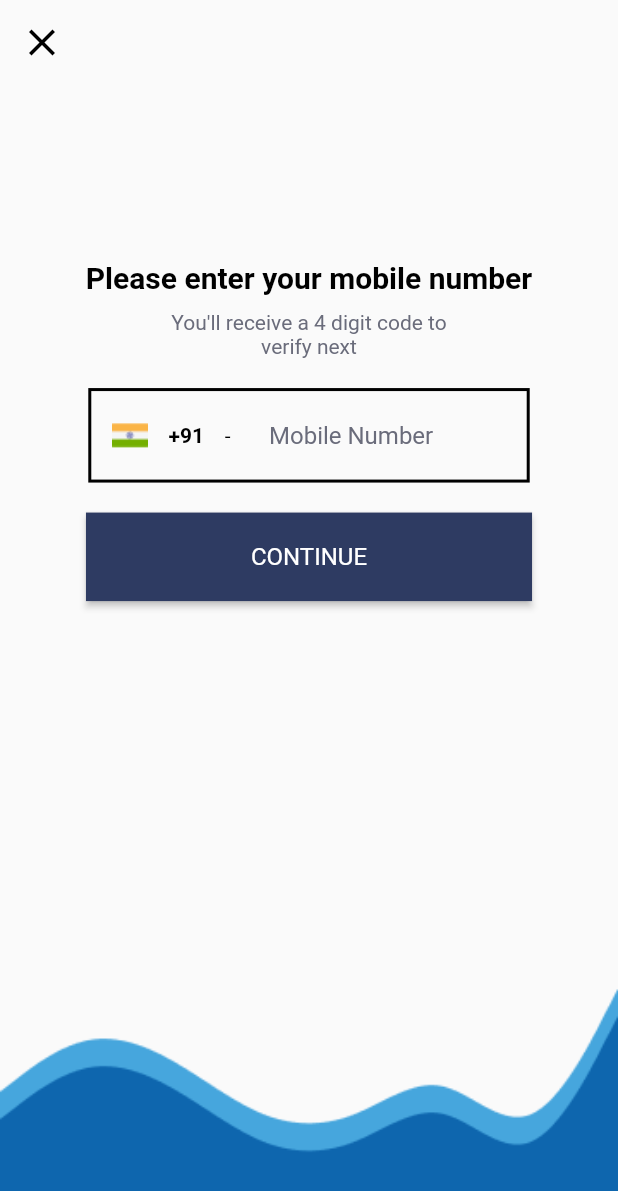
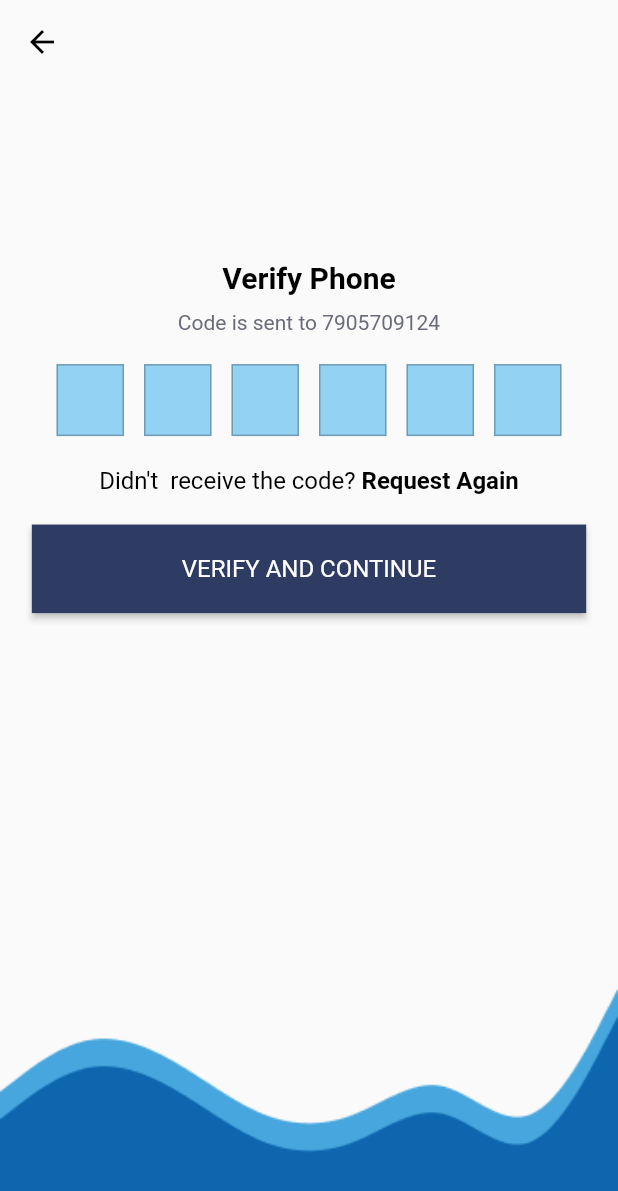
Before and after one commit to SanskarModi22/Liveasy-Assignment, a Flutter app: the screen it shows after launch, on a phone screen of 412 x 824 dp. Shown: the top 1191 px of the screen. Run offline on Flutter 3.47's test engine with Material 2 defaults, Android fonts, the phone set to English and light mode, and no system bars; drawn by our look-alikes of otp_text_field; our stand-ins replace dropdown_button2, google_fonts.

Commit message:
OTP Screen Completed

```diff
--- a/lib/constants/constants.dart
+++ b/lib/constants/constants.dart
@@ -28,4 +28,5 @@ class Constants {
   static const Color black = Color(0xFF000000);
   static const Color grey = Color(0xFF6A6C7B);
   static const Color blue = Color(0xFF2E3B62);
+  static const Color lightBlue = Color(0xFF93D2F3);
 }
--- a/lib/main.dart
+++ b/lib/main.dart
@@ -1,5 +1,6 @@
 import 'package:flutter/material.dart';
 import 'package:liveasy_assignment/views/mobile_screen.dart';
+import 'package:liveasy_assignment/views/otp_screen.dart';
 
 void main() => runApp(const MyApp());
 
@@ -15,7 +16,7 @@ class MyApp extends StatelessWidget {
       theme: ThemeData(
         fontFamily: 'Roboto',
       ),
-      home: const MobileScreen(),
+      home: const OTPScreen(),
     );
   }
 }
--- a/lib/views/otp_screen.dart
+++ b/lib/views/otp_screen.dart
@@ -0,0 +1,150 @@
+import 'package:flutter/material.dart';
+import 'package:otp_text_field/otp_field.dart';
+import 'package:otp_text_field/otp_field_style.dart';
+import 'package:otp_text_field/style.dart';
+
+import '../constants/constants.dart';
+import '../widgets/custom_text.dart';
+
+class OTPScreen extends StatefulWidget {
+  const OTPScreen({super.key});
+
+  @override
+  State<OTPScreen> createState() => _OTPScreenState();
+}
+
+class _OTPScreenState extends State<OTPScreen> {
+  OtpFieldController otpController = OtpFieldController();
+  @override
+  Widget build(BuildContext context) {
+    return Scaffold(
+      appBar: AppBar(
+        leading: BackButton(
+          color: Colors.black,
+          onPressed: () {
+            // Handle back button press
+          },
+        ),
+        elevation: 0,
+        backgroundColor: Colors.transparent,
+      ),
+      body: Column(
+        mainAxisAlignment: MainAxisAlignment.center,
+        children: [
+          SizedBox(
+            height: Constants.screenHeight(context) / 7,
+          ),
+          const Padding(
+            padding: EdgeInsets.only(
+              bottom: 10,
+            ),
+            child: CustomText(
+              text: 'Verify Phone',
+              fontSize: 20,
+              bold: true,
+            ),
+          ),
+          Padding(
+            padding: const EdgeInsets.only(
+              bottom: 20,
+            ),
+            child: SizedBox(
+              width: Constants.screenWidth(context) / 2,
+              child: const CustomText(
+                text: 'Code is sent to 7905709124',
+                color: Constants.grey,
+                fontSize: 14,
+              ),
+            ),
+          ),
+          Padding(
+            padding: const EdgeInsets.only(
+              bottom: 20,
+            ),
+            child: SizedBox(
+              width: 350,
+              child: OTPTextField(
+                  controller: otpController,
+                  length: 6,
+                  width: MediaQuery.of(context).size.width,
+                  textFieldAlignment: MainAxisAlignment.spaceAround,
+                  fieldWidth: 45,
+                  fieldStyle: FieldStyle.box,
+                  outlineBorderRadius: 0,
+                  style: const TextStyle(fontSize: 17),
+                  otpFieldStyle: OtpFieldStyle(
+                    backgroundColor: Constants.lightBlue,
+                  ),
+                  onChanged: (pin) {
+                    print("Changed: $pin");
+                  },
+                  onCompleted: (pin) {
+                    print("Completed: $pin");
+                  }),
+            ),
+          ),
+          Padding(
+            padding: const EdgeInsets.only(
+              bottom: 20,
+            ),
+            child: SizedBox(
+                width: Constants.screenWidth(context) / 1.3,
+                child: Center(
+                  child: RichText(
+                    text: const TextSpan(
+                      text: 'Didn\'t  receive the code? ',
+                      style: TextStyle(
+                        color: Colors.black,
+                        fontSize: 16,
+                      ),
+                      children: <TextSpan>[
+                        TextSpan(
+                          text: 'Request Again',
+                          style: TextStyle(
+                            fontWeight: FontWeight.bold,
+                            color: Colors.black,
+                          ),
+                        ),
+                      ],
+                    ),
+                  ),
+                )),
+          ),
+          ElevatedButton(
+            onPressed: () {
+              // Handle button press
+            },
+            style: ElevatedButton.styleFrom(
+              foregroundColor: Colors.white,
+              backgroundColor: Constants.blue, // Text color of the button
+              textStyle: const TextStyle(
+                fontSize: 16,
+              ), // Text style of the button's label
+              padding: const EdgeInsets.symmetric(
+                horizontal: 100,
+                vertical: 20,
+              ), // Padding around the button's label
+              shape: const RoundedRectangleBorder(
+                  // Border radius of the button
+                  ),
+            ),
+            child: const CustomText(
+              text: 'VERIFY AND CONTINUE',
+              color: Colors.white,
+              fontSize: 16,
+            ),
+          ),
+          Expanded(
+            child: Container(),
+          ),
+          Image.asset(
+            Constants.page3Vector,
+            width:
+                Constants.screenWidth(context), // Replace with your image path
+            fit: BoxFit.cover, // Adjust the BoxFit based on your needs
+          ),
+        ],
+      ),
+    );
+  }
+}
```
